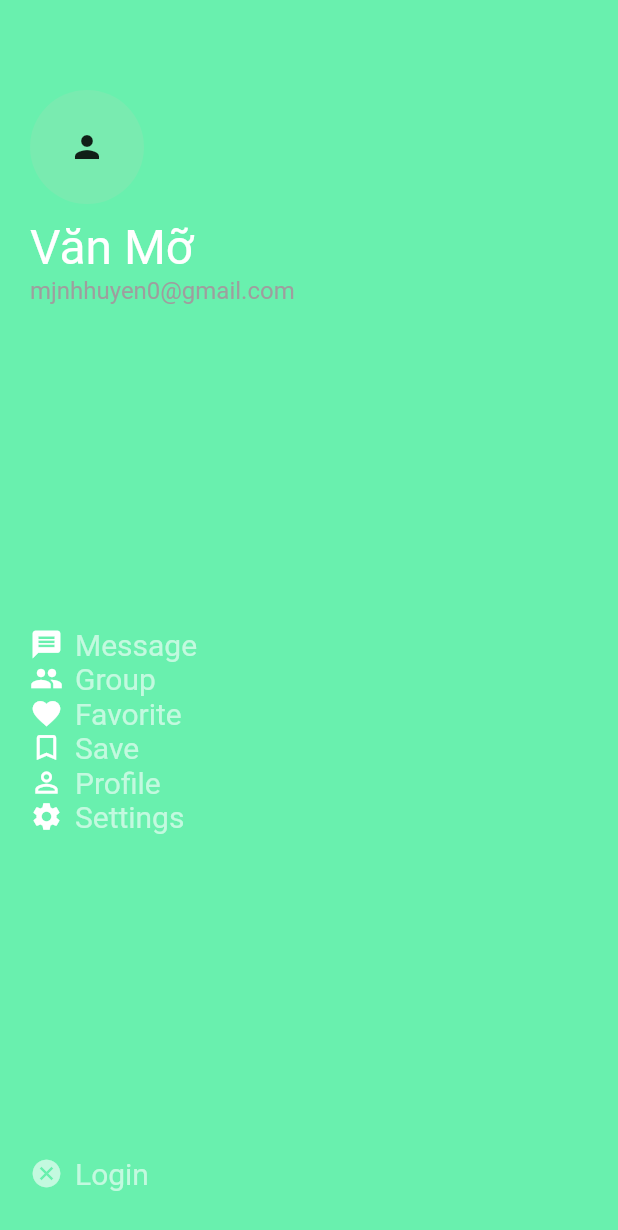
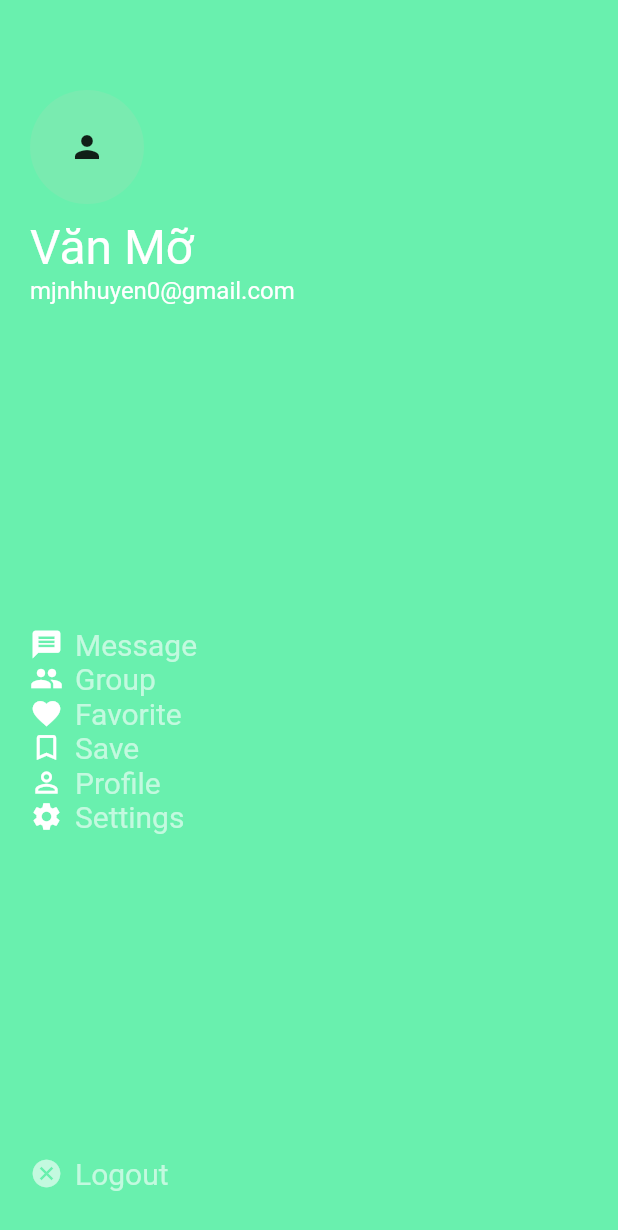
Before and after one commit to VanMo2003/football_field_management, a Flutter app: the SideBarPage screen opened directly, on a phone screen of 412 x 824 dp. Shown: the top 1230 px of the screen. Run offline on Flutter 3.47's test engine with Material 2 defaults, Android fonts, the light colour scheme and no system bars; our stand-ins replace cloud_firestore, equatable, firebase_auth, firebase_core, flutter_bloc, flutter_spinkit and 1 more; accounts and stored records are empty; network calls fail.

Commit message:
football_field_management

```diff
--- a/lib/representation/home/screens/home_screens.dart
+++ b/lib/representation/home/screens/home_screens.dart
@@ -4,7 +4,7 @@ import 'package:football_field_management_demo/models/manage.dart';
 import 'package:football_field_management_demo/models/user.dart';
 import 'package:football_field_management_demo/representation/home/screens/manage_screens/manage_screens.dart';
 import 'package:football_field_management_demo/representation/home/screens/user_screens/user_screens.dart';
-import 'package:football_field_management_demo/representation/home/widgets/manage_widget/sidebar_page.dart';
+import 'package:football_field_management_demo/representation/home/screens/manage_screens/sidebar_page.dart';
 import 'package:football_field_management_demo/services/auth_service.dart';
 import 'package:football_field_management_demo/services/manage_database_services.dart';
 import 'package:football_field_management_demo/services/user_database_services.dart';
--- a/lib/representation/home/screens/manage_screens/manage_body.dart
+++ b/lib/representation/home/screens/manage_screens/manage_body.dart
@@ -1,6 +1,6 @@
 import 'package:flutter/material.dart';
 import 'package:football_field_management_demo/models/manage.dart';
-import 'package:football_field_management_demo/representation/home/widgets/manage_widget/football_fitches.dart';
+import 'package:football_field_management_demo/representation/home/screens/manage_screens/football_fitches.dart';
 import 'package:provider/provider.dart';
 
 class ManageBody extends StatefulWidget {
@@ -14,6 +14,8 @@ class _ManageBodyState extends State<ManageBody> {
   @override
   Widget build(BuildContext context) {
     final manage = Provider.of<Manage>(context);
+
+    debugPrint('${manage.nameField}');
 
     return Padding(
       padding: const EdgeInsets.all(12),
@@ -32,7 +34,7 @@ class _ManageBodyState extends State<ManageBody> {
               Navigator.push(
                   context,
                   MaterialPageRoute(
-                    builder: (context) => FootballPitches(number: index + 1),
+                    builder: (context) => FootballPitches(nameFootballField: manage.nameField ?? '',number: index + 1),
                   ));
             },
             child: Container(
--- /dev/null
+++ b/lib/representation/home/screens/manage_screens/sidebar_page.dart
@@ -0,0 +1,112 @@
+// ignore_for_file: use_build_context_synchronously
+
+import 'package:flutter/material.dart';
+import 'package:flutter_bloc/flutter_bloc.dart';
+import 'package:football_field_management_demo/blocs/login_bloc/export_bloc.dart';
+import 'package:football_field_management_demo/representation/home/widgets/manage_widget/message.dart';
+import 'package:football_field_management_demo/representation/home/widgets/manage_widget/new_row.dart';
+import 'package:football_field_management_demo/services/auth_service.dart';
+
+class SideBarPage extends StatefulWidget {
+  const SideBarPage({super.key});
+
+  @override
+  State<SideBarPage> createState() => _SideBarPageState();
+}
+
+class _SideBarPageState extends State<SideBarPage> {
+  final AuthServices auth = AuthServices();
+
+  @override
+  Widget build(BuildContext context) {
+    return Scaffold(
+        backgroundColor: Colors.greenAccent,
+        body: Padding(
+          padding: const EdgeInsets.only(top: 60, left: 20, bottom: 30),
+          child: Column(
+            mainAxisAlignment: MainAxisAlignment.spaceBetween,
+            crossAxisAlignment: CrossAxisAlignment.start,
+            children: [
+              Column(
+                crossAxisAlignment: CrossAxisAlignment.start,
+                children: const [
+                  CircleAvatar(
+                    radius: 38,
+                    child: Icon(Icons.person),
+                  ),
+                  SizedBox(height: 10),
+                  Text(
+                    'Văn Mỡ',
+                    style: TextStyle(fontSize: 32, color: Colors.white),
+                  ),
+                  Text(
+                    'mjnhhuyen0@gmail.com',
+                    style: TextStyle(fontSize: 16, color: Colors.white),
+                  ),
+                ],
+              ),
+              Column(
+                children: [
+                  NewRow(
+                    icon: Icons.message,
+                    title: 'Message',
+                    onTap: () {
+                      Navigator.push(
+                        context,
+                        MaterialPageRoute(
+                          builder: (context) => TweenAnimationBuilder<double>(
+                            tween: Tween<double>(begin: 0.5, end: 1),
+                            duration: const Duration(milliseconds: 300),
+                            builder: (context, value, child) {
+                              return Transform.scale(
+                                scale: value,
+                                child: const MessagePage(),
+                              );
+                            },
+                          ),
+                        ),
+                      );
+                    },
+                  ),
+                  NewRow(
+                    icon: Icons.group,
+                    title: 'Group',
+                    onTap: () {},
+                  ),
+                  NewRow(
+                    icon: Icons.favorite,
+                    title: 'Favorite',
+                    onTap: () {},
+                  ),
+                  NewRow(
+                    icon: Icons.bookmark_border,
+                    title: 'Save',
+                    onTap: () {},
+                  ),
+                  NewRow(
+                    icon: Icons.person_outline,
+                    title: 'Profile',
+                    onTap: () {},
+                  ),
+                  NewRow(
+                    icon: Icons.settings,
+                    title: 'Settings',
+                    onTap: () {},
+                  ),
+                ],
+              ),
+              NewRow(
+                icon: Icons.cancel,
+                title: 'Logout',
+                onTap: () async {
+                  context.read<MyAppBLoc>().add(const LogoutEnvent());
+                  debugPrint('sign out');
+                  await auth.signOut();
+                },
+                isColor: true,
+              )
+            ],
+          ),
+        ));
+  }
+}
--- a/lib/representation/home/widgets/manage_widget/sidebar_page.dart
+++ /dev/null
@@ -1,103 +0,0 @@
-import 'package:flutter/material.dart';
-import 'package:football_field_management_demo/representation/home/widgets/manage_widget/message.dart';
-import 'package:football_field_management_demo/representation/home/widgets/manage_widget/new_row.dart';
-
-class SideBarPage extends StatefulWidget {
-  const SideBarPage({super.key});
-
-  @override
-  State<SideBarPage> createState() => _SideBarPageState();
-}
-
-class _SideBarPageState extends State<SideBarPage> {
-  @override
-  Widget build(BuildContext context) {
-    return Scaffold(
-        backgroundColor: Colors.greenAccent,
-        body: Padding(
-          padding: const EdgeInsets.only(top: 60, left: 20, bottom: 30),
-          child: Container(
-            child: Column(
-              mainAxisAlignment: MainAxisAlignment.spaceBetween,
-              crossAxisAlignment: CrossAxisAlignment.start,
-              children: [
-                Column(
-                  crossAxisAlignment: CrossAxisAlignment.start,
-                  children: const [
-                    CircleAvatar(
-                      radius: 38,
-                      child: Icon(Icons.person),
-                    ),
-                    SizedBox(height: 10),
-                    Text(
-                      'Văn Mỡ',
-                      style: TextStyle(fontSize: 32, color: Colors.white),
-                    ),
-                    Text(
-                      'mjnhhuyen0@gmail.com',
-                      style: TextStyle(fontSize: 16, color: Colors.grey),
-                    ),
-                  ],
-                ),
-                Column(
-                  children: [
-                    NewRow(
-                      icon: Icons.message,
-                      title: 'Message',
-                      onTap: () {
-                        Navigator.push(
-                          context,
-                          MaterialPageRoute(
-                            builder: (context) => TweenAnimationBuilder<double>(
-                              tween: Tween<double>(begin: 0.5, end: 1),
-                              duration: const Duration(milliseconds: 300),
-                              builder: (context, value, child) {
-                                return Transform.scale(
-                                  scale: value,
-                                  child: const MessagePage(),
-                                );
-                              },
-                            ),
-                          ),
-                        );
-                      },
-                    ),
-                    NewRow(
-                      icon: Icons.group,
-                      title: 'Group',
-                      onTap: () {},
-                    ),
-                    NewRow(
-                      icon: Icons.favorite,
-                      title: 'Favorite',
-                      onTap: () {},
-                    ),
-                    NewRow(
-                      icon: Icons.bookmark_border,
-                      title: 'Save',
-                      onTap: () {},
-                    ),
-                    NewRow(
-                      icon: Icons.person_outline,
-                      title: 'Profile',
-                      onTap: () {},
-                    ),
-                    NewRow(
-                      icon: Icons.settings,
-                      title: 'Settings',
-                      onTap: () {},
-                    ),
-                  ],
-                ),
-                NewRow(
-                  icon: Icons.cancel,
-                  title: 'Login',
-                  onTap: () {},
-                  isColor: true,
-                )
-              ],
-            ),
-          ),
-        ));
-  }
-}
--- a/pubspec.yaml
+++ b/pubspec.yaml
@@ -44,11 +44,13 @@ dependencies:
   equatable: ^2.0.5
   flutter_secure_storage: ^8.0.0
   shared_preferences: ^2.1.1
+  http: ^0.13.5
 
 
 dev_dependencies:
   flutter_test:
     sdk: flutter
+
 
   # The "flutter_lints" package below contains a set of recommended lints to
   # encourage good coding practices. The lint set provided by the package is
```
Also changed, not shown: lib/models/https/result_by_number_yard.dart (added, +53 -0 lines), lib/network/network_request.dart (added, +28 -0 lines), lib/representation/home/screens/manage_screens/football_fitches.dart (added, +50 -0 lines), lib/representation/home/screens/manage_screens/manage_screens.dart (+13 -7 lines), lib/representation/home/widgets/manage_widget/football_fitches.dart (deleted, +0 -25 lines), pubspec.lock.
